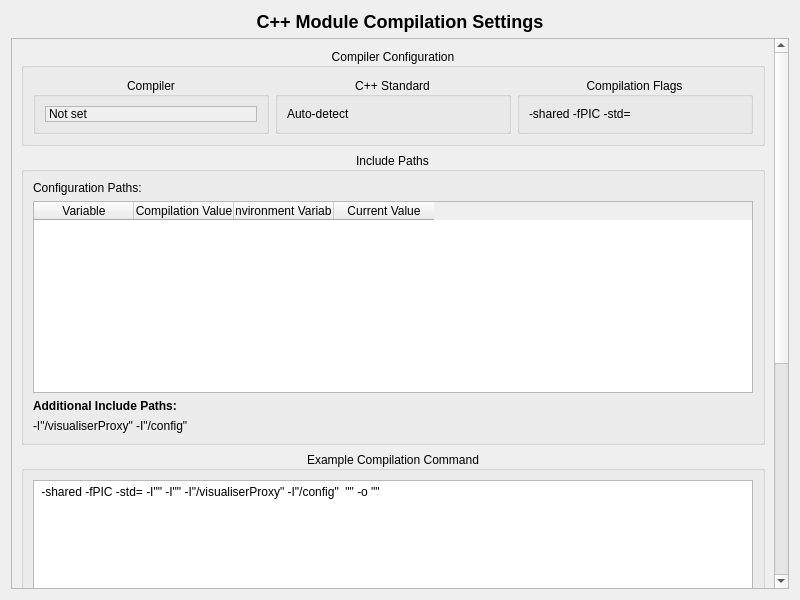
First picture: the form in widgets/CompilationSettingsWidget.ui, repository dmacri/OOpenCal-Viewer, before the edit.
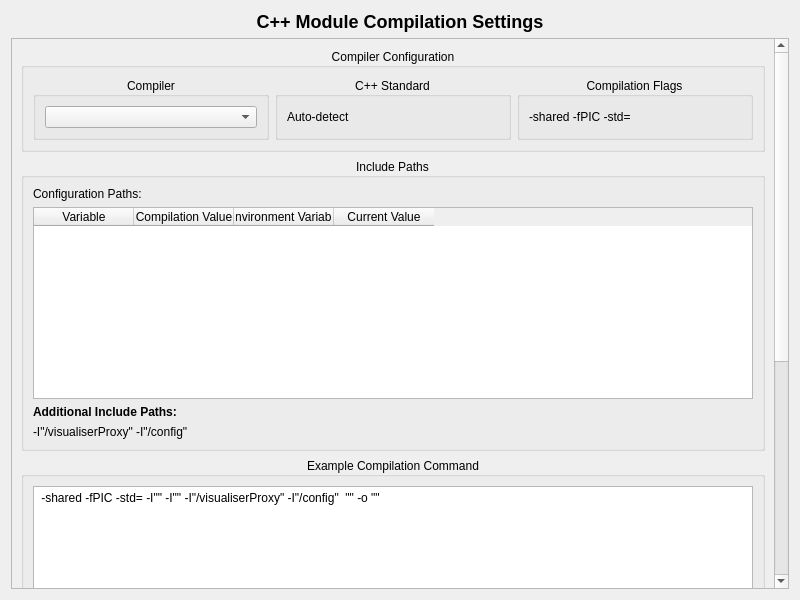
Second picture: the form after the edit.

Commit message:
feat: add interactive compiler selection with availability detection and visual feedback
Added CompilationConfig::detectAvailableCompilers() to scan system for g++, clang++, and c++ compilers (versions 8-20). Replaced read-only compiler label with QComboBox showing all detected compilers with version info and match indicators (✓ for exact match, ~ for family match). ComboBox background color indicates match quality: green for exact match, yellow-green for family match, yellow for different compiler,

The edit to the form file:
```diff
--- a/widgets/CompilationSettingsWidget.ui
+++ b/widgets/CompilationSettingsWidget.ui
@@ -64,21 +64,12 @@
             </property>
             <layout class="QHBoxLayout" name="horizontalLayout_3">
              <item>
-              <widget class="QLabel" name="compilerValueLabel">
-               <property name="autoFillBackground">
-                <bool>true</bool>
+              <widget class="QComboBox" name="compilerComboBox">
+               <property name="editable">
+                <bool>false</bool>
                </property>
-               <property name="frameShape">
-                <enum>QFrame::Shape::StyledPanel</enum>
-               </property>
-               <property name="frameShadow">
-                <enum>QFrame::Shadow::Sunken</enum>
-               </property>
-               <property name="text">
-                <string>Not set</string>
-               </property>
-               <property name="textInteractionFlags">
-                <set>Qt::TextInteractionFlag::TextSelectableByMouse</set>
+               <property name="sizeAdjustPolicy">
+                <enum>QComboBox::SizeAdjustPolicy::AdjustToContents</enum>
                </property>
               </widget>
              </item>
```
The commit also changes 4 other files.
